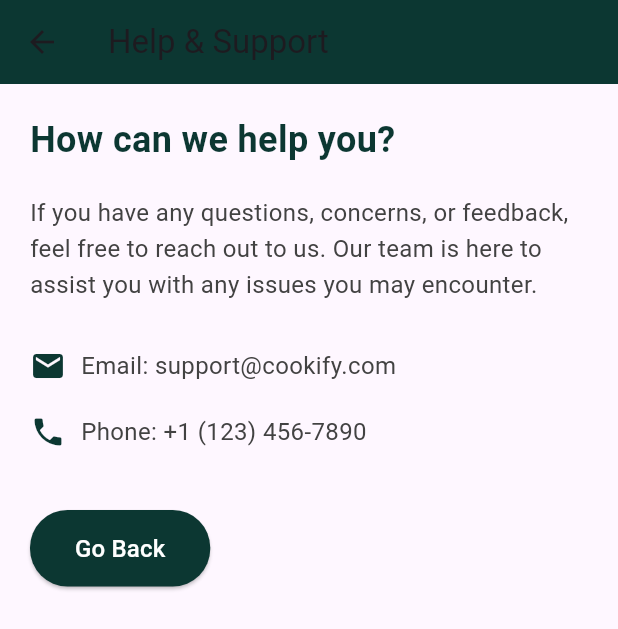
After one commit to Sajan-Hirusha/CookiFy-Flutter, a Flutter app: the screen it shows after launch, in the side drawer, after a tap on "Help & Support", on a phone screen of 412 x 824 dp. The commit adds this screen. Shown: the top 629 px of the screen. Run offline on Flutter 3.47's test engine with Material 3 defaults, Android fonts, the light colour scheme and no system bars.

Commit message:
developing help and support pages

```diff
--- /dev/null
+++ b/cookify/lib/screens/help_support_page.dart
@@ -0,0 +1,76 @@
+import 'package:flutter/material.dart';
+
+class HelpSupportPage extends StatelessWidget {
+  const HelpSupportPage({super.key});
+
+  @override
+  Widget build(BuildContext context) {
+    return Scaffold(
+      appBar: AppBar(
+        title: Text('Help & Support'),
+        backgroundColor: Color(0xFF0C3732),
+      ),
+      body: Padding(
+        padding: const EdgeInsets.all(20.0),
+        child: Column(
+          crossAxisAlignment: CrossAxisAlignment.start,
+          children: [
+            Text(
+              'How can we help you?',
+              style: TextStyle(
+                fontSize: 24,
+                fontWeight: FontWeight.bold,
+                color: Color(0xFF0C3732),
+              ),
+            ),
+            SizedBox(height: 20),
+            Text(
+              'If you have any questions, concerns, or feedback, feel free to reach out to us. Our team is here to assist you with any issues you may encounter.',
+              style: TextStyle(fontSize: 16, color: Colors.grey[800], height: 1.5),
+            ),
+            SizedBox(height: 30),
+            Row(
+              children: [
+                Icon(Icons.email, color: Color(0xFF0C3732)),
+                SizedBox(width: 10),
+                Text(
+                  'Email: support@cookify.com',
+                  style: TextStyle(fontSize: 16, color: Colors.grey[800]),
+                ),
+              ],
+            ),
+            SizedBox(height: 20),
+            Row(
+              children: [
+                Icon(Icons.phone, color: Color(0xFF0C3732)),
+                SizedBox(width: 10),
+                Text(
+                  'Phone: +1 (123) 456-7890',
+                  style: TextStyle(fontSize: 16, color: Colors.grey[800]),
+                ),
+              ],
+            ),
+            SizedBox(height: 40),
+            ElevatedButton(
+              style: ElevatedButton.styleFrom(
+                backgroundColor: Color(0xFF0C3732),
+                padding: EdgeInsets.symmetric(horizontal: 30, vertical: 14),
+                shape: RoundedRectangleBorder(
+                  borderRadius: BorderRadius.circular(25),
+                ),
+              ),
+              onPressed: () {
+                // Go back to the previous page
+                Navigator.pop(context);
+              },
+              child: Text(
+                'Go Back',
+                style: TextStyle(fontSize: 16, color: Colors.white),
+              ),
+            ),
+          ],
+        ),
+      ),
+    );
+  }
+}
--- a/cookify/lib/screens/home_page.dart
+++ b/cookify/lib/screens/home_page.dart
@@ -1,6 +1,7 @@
 import 'package:flutter/material.dart';
 import 'category_page.dart';
 import 'mealPlanPage.dart';
+import 'help_support_page.dart';
 
 class HomePage extends StatelessWidget {
   const HomePage({super.key});
@@ -84,15 +85,13 @@
             ),
             Divider(),
             ListTile(
-              leading: Icon(Icons.settings),
-              title: Text('Settings'),
-              onTap: () {
-              },
-            ),
-            ListTile(
               leading: Icon(Icons.help_outline),
               title: Text('Help & Support'),
               onTap: () {
+                Navigator.push(
+                  context,
+                  MaterialPageRoute(builder: (context) => HelpSupportPage()),
+                );
               },
             ),
           ],
```
